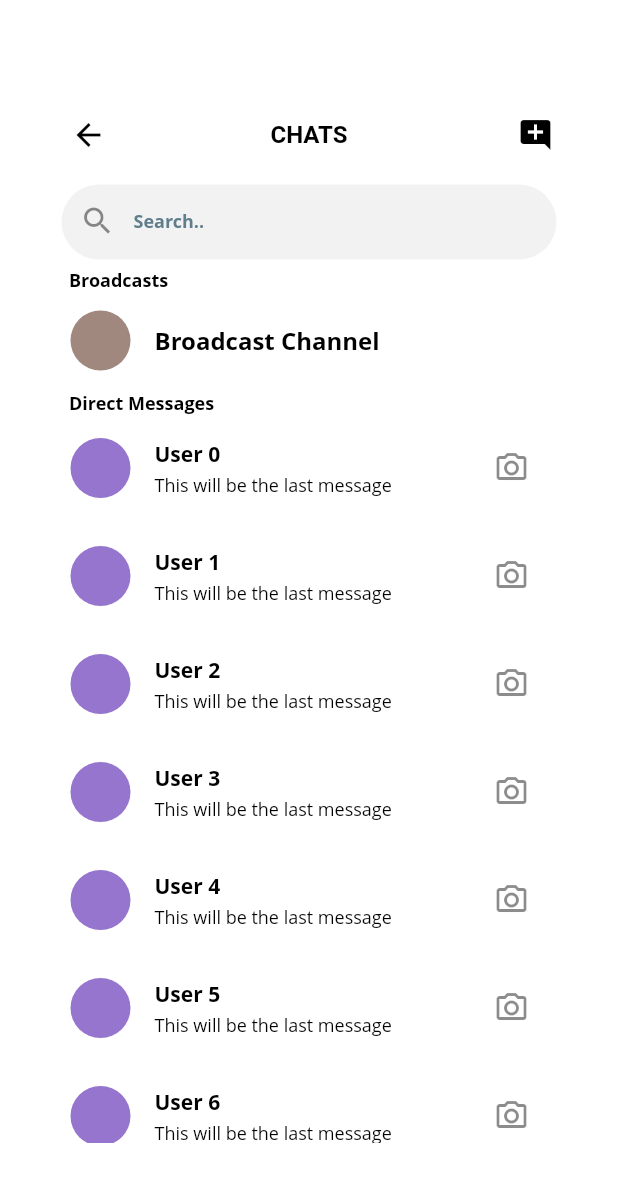
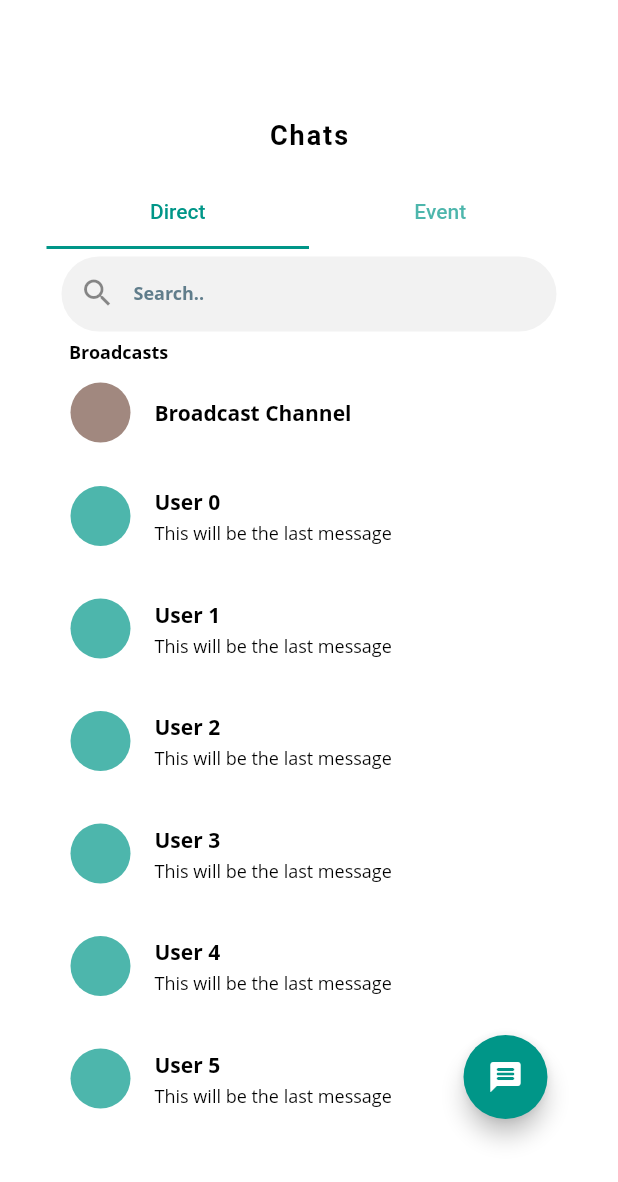
Before and after one commit to rutvik11062000/talawadesigndemo, a Flutter app: the ChatScreen screen opened directly, on a phone screen of 412 x 824 dp. Shown: the top 1182 px of the screen. Run offline on Flutter 3.47's test engine with Material 2 defaults, Android fonts, the phone set to English and light mode, and no system bars.

Commit message:
reimplementing chat screens

```diff
--- a/lib/Pages/Chat Screen/chatScreen.dart
+++ b/lib/Pages/Chat Screen/chatScreen.dart
@@ -2,8 +2,33 @@ import 'package:flutter/material.dart';
 import 'package:talawadesigndemo/Pages/Chat%20Screen/chatPage.dart';
 import 'package:talawadesigndemo/UI/wrapperUI.dart';
 
-class ChatScreen extends StatelessWidget {
+class ChatScreen extends StatefulWidget {
   const ChatScreen({Key key}) : super(key: key);
+
+  @override
+  _ChatScreenState createState() => _ChatScreenState();
+}
+
+class _ChatScreenState extends State<ChatScreen>
+    with SingleTickerProviderStateMixin {
+  final List<Tab> myTabs = <Tab>[
+    Tab(text: 'Direct'),
+    Tab(text: 'Event'),
+  ];
+
+  TabController _tabController;
+
+  @override
+  void initState() {
+    super.initState();
+    _tabController = TabController(vsync: this, length: myTabs.length);
+  }
+
+  @override
+  void dispose() {
+    _tabController.dispose();
+    super.dispose();
+  }
 
   @override
   Widget build(BuildContext context) {
@@ -11,48 +36,43 @@ class ChatScreen extends StatelessWidget {
 
     return WrapperScaffold(
       Scaffold(
+        floatingActionButton: FloatingActionButton(
+          child: Icon(Icons.message_rounded),
+          onPressed: () {},
+        ),
         appBar: AppBar(
+          bottom: TabBar(
+            labelColor: Colors.teal,
+            controller: _tabController,
+            tabs: myTabs,
+          ),
           automaticallyImplyLeading: false,
-          leading: IconButton(
-            icon: Icon(
-              Icons.arrow_back,
-              color: Colors.black,
-            ),
-            onPressed: () => Navigator.pop(context),
-          ),
           title: Text(
-            'CHATS',
+            'Chats',
             style: TextStyle(
                 color: Colors.black,
                 fontWeight: FontWeight.bold,
-                fontSize: 16.0),
+                letterSpacing: 1.3,
+                fontSize: 18.0),
           ),
           backgroundColor: Colors.white,
           elevation: 0.0,
           centerTitle: true,
-          actions: [
-            IconButton(
-                icon: Icon(
-                  Icons.add_comment,
-                  color: Colors.black,
-                ),
-                onPressed: () {})
-          ],
         ),
         backgroundColor: Colors.white,
         body: NotificationListener<OverscrollIndicatorNotification>(
           onNotification: (overscroll) {
             overscroll.disallowGlow();
           },
-          child: CustomScrollView(
-            physics: BouncingScrollPhysics(),
-            slivers: <Widget>[
-              SliverToBoxAdapter(
-                child: Container(
+          child: Column(
+            mainAxisSize: MainAxisSize.max,
+            crossAxisAlignment: CrossAxisAlignment.start,
+            children: <Widget>[
+              Container(
                 padding: EdgeInsets.symmetric(vertical: 5, horizontal: 10),
                 height: 60.0,
                 child: Container(
-                    width: 150,
+                  width: 700,
                   decoration: BoxDecoration(
                     color: Colors.transparent.withOpacity(0.05),
                     borderRadius: BorderRadius.all(Radius.circular(30.0)),
@@ -82,19 +102,14 @@ class ChatScreen extends StatelessWidget {
                   ),
                 ),
               ),
-              ),
-              SliverToBoxAdapter(
-                child: Padding(
+              Padding(
                 padding: const EdgeInsets.only(left: 15.0),
                 child: Text(
                   "Broadcasts",
-                    style:
-                        TextStyle(fontWeight: FontWeight.w600, fontSize: 12.0),
+                  style: TextStyle(fontWeight: FontWeight.w600, fontSize: 12.0),
                 ),
               ),
-              ),
-              SliverToBoxAdapter(
-                child: Padding(
+              Padding(
                 padding: const EdgeInsets.symmetric(vertical: 5.0),
                 child: ListTile(
                   leading: CircleAvatar(
@@ -102,28 +117,25 @@ class ChatScreen extends StatelessWidget {
                   ),
                   title: Text(
                     "Broadcast Channel",
-                      style: TextStyle(
-                          fontWeight: FontWeight.bold, fontSize: 16.0),
+                    style:
+                        TextStyle(fontWeight: FontWeight.bold, fontSize: 14.0),
                   ),
                 ),
               ),
-              ),
-              SliverToBoxAdapter(
-                child: Padding(
-                  padding: const EdgeInsets.only(left: 15.0),
-                  child: Text(
-                    "Direct Messages",
-                    style:
-                        TextStyle(fontWeight: FontWeight.w600, fontSize: 12.0),
-                  ),
-                ),
-              ),
-              SliverList(
-                delegate: SliverChildBuilderDelegate(
-                  (BuildContext context, int index) {
+              Expanded(
+                child: TabBarView(controller: _tabController, children: [
+                  Expanded(
+                    child: ListView.separated(
+                      itemCount: 10,
+                      separatorBuilder: (BuildContext context, int index) {
+                        return SizedBox(
+                          height: 3,
+                        );
+                      },
+                      itemBuilder: (BuildContext context, int index) {
                         return ListTile(
                           leading: CircleAvatar(
-                        backgroundColor: Colors.deepPurple[300],
+                            backgroundColor: Colors.teal[300],
                           ),
                           title: Text(
                             "User $index",
@@ -134,9 +146,6 @@ class ChatScreen extends StatelessWidget {
                             "This will be the last message",
                             style: TextStyle(fontSize: 12.0),
                           ),
-                      trailing: IconButton(
-                          icon: Icon(Icons.camera_alt_outlined),
-                          onPressed: () {}),
                           onTap: () => Navigator.push(
                             context,
                             MaterialPageRoute(
@@ -147,8 +156,43 @@ class ChatScreen extends StatelessWidget {
                           ),
                         );
                       },
-                  childCount: 30, // 1000 list items
                     ),
+                  ),
+                  Expanded(
+                    child: ListView.separated(
+                      itemCount: 5,
+                      separatorBuilder: (BuildContext context, int index) {
+                        return SizedBox(
+                          height: 3,
+                        );
+                      },
+                      itemBuilder: (BuildContext context, int index) {
+                        return ListTile(
+                          leading: CircleAvatar(
+                            backgroundColor: Colors.deepPurple[300],
+                          ),
+                          title: Text(
+                            "Event $index",
+                            style: TextStyle(
+                                fontWeight: FontWeight.bold, fontSize: 14.0),
+                          ),
+                          subtitle: Text(
+                            "This will be the last message",
+                            style: TextStyle(fontSize: 12.0),
+                          ),
+                          onTap: () => Navigator.push(
+                            context,
+                            MaterialPageRoute(
+                              builder: (_) => ChatPage(
+                                title: "User $index",
+                              ),
+                            ),
+                          ),
+                        );
+                      },
+                    ),
+                  )
+                ]),
               ),
             ],
           ),
```
Also changed, not shown: lib/Pages/Chat Screen/chatPage.dart (+70 -52 lines), lib/Pages/Event Page/SubscribedEvent.dart (added, +52 -0 lines), lib/Pages/Event Page/eventDescription.dart (+30 -4 lines), lib/Pages/Event Page/eventPage.dart (+91 -48 lines), lib/Pages/Event Page/individualEventPage.dart (+35 -35 lines), lib/Pages/Event Page/members.dart (added, +61 -0 lines), lib/Pages/Event Page/taskScreen.dart (+9 -16 lines), lib/Pages/HomePage.dart (+15 -17 lines), lib/Pages/NewsFeed/newsFeed.dart (+7 -7 lines), lib/main.dart (+6 -2 lines), 1 other file. Lines whose indentation alone changed are shown as unchanged.
